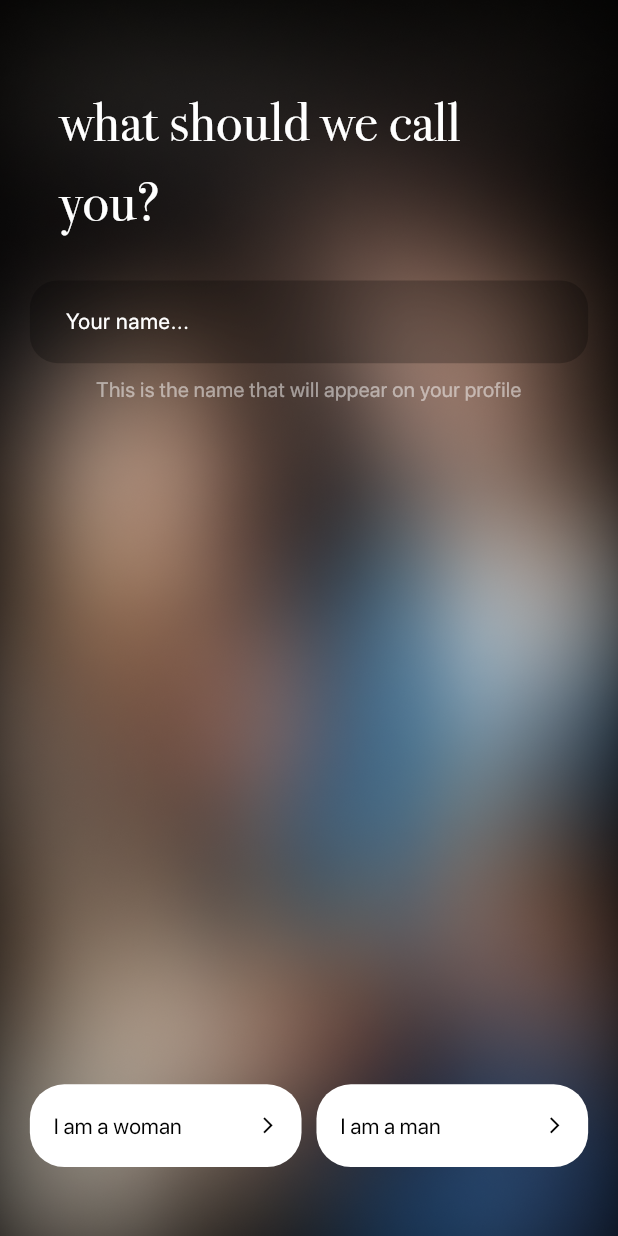
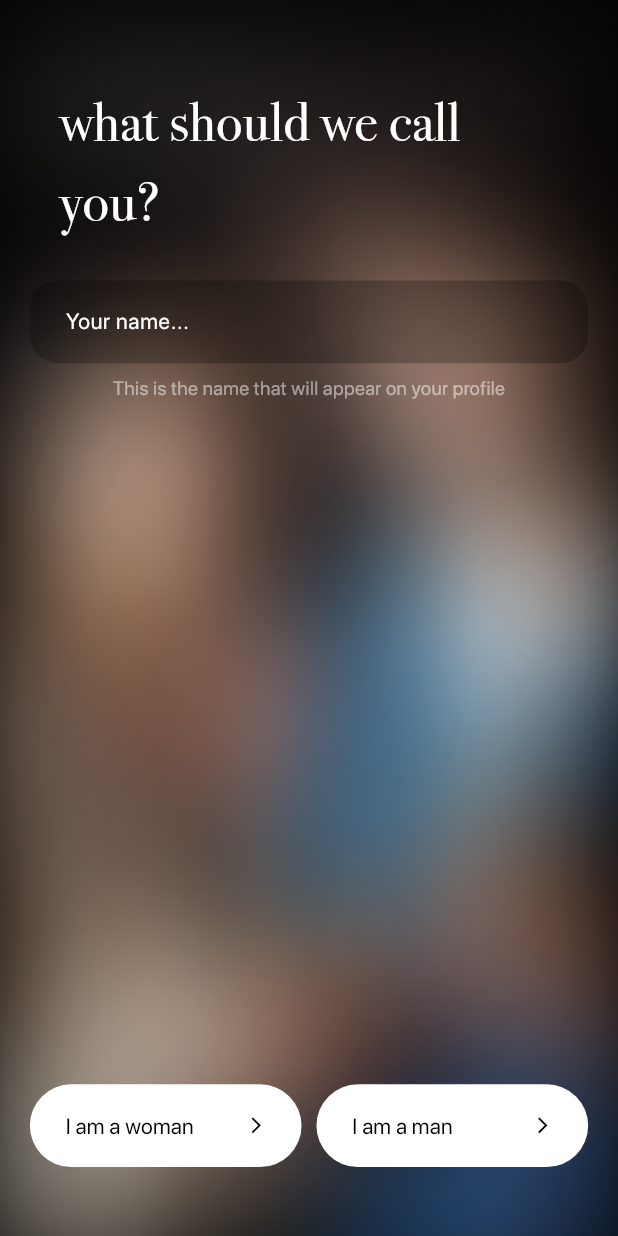
Before and after one commit to hoangduchuu/the_sign_in, a Flutter app: the UsernameInputScreen screen opened by its route, on a phone screen of 412 x 824 dp. Run offline on Flutter 3.47's test engine with Material 3 defaults, Android fonts, the phone set to English and light mode, and no system bars; drawn by our look-alikes of auto_size_text; our stand-ins replace flutter_screenutil, flutter_svg, gap, get.

Commit message:
[UI] update specs

```diff
--- a/lib/ui/component/custom_button.dart
+++ b/lib/ui/component/custom_button.dart
@@ -30,12 +30,9 @@ class CustomButton extends StatelessWidget {
           foregroundColor: Colors.black,
           elevation: 0,
           shape: RoundedRectangleBorder(
-            borderRadius: BorderRadius.circular(25.r),
+            borderRadius: BorderRadius.circular(60.r),
           ),
-          padding: EdgeInsets.symmetric(
-            horizontal: 16.w,
-            vertical: 14.h,
-          ),
+          padding: EdgeInsets.symmetric(horizontal: 24.w),
         ),
         child: Stack(
           children: [
--- a/lib/ui/component/signin_with_apple_button.dart
+++ b/lib/ui/component/signin_with_apple_button.dart
@@ -26,7 +26,7 @@ class SignInWithAppleButton extends StatelessWidget {
             elevation: 0,
             padding: EdgeInsets.zero,
             shape: RoundedRectangleBorder(
-              borderRadius: BorderRadius.circular(22.r), // Half of height
+              borderRadius: BorderRadius.circular(30.r), // Half of height
             ),
           ),
           child: Row(
--- a/lib/ui/screen/username_input/username_input_screen.dart
+++ b/lib/ui/screen/username_input/username_input_screen.dart
@@ -36,14 +36,14 @@ class UsernameInputScreen extends StatelessWidget {
                         keyboardType: TextInputType.text,
                       ),
                       Gap(8.h),
-                      const Opacity(
+                      Opacity(
                         opacity: 0.50,
                         child: Text(
                           'This is the name that will appear on your profile',
                           textAlign: TextAlign.center,
                           style: TextStyle(
                             color: Colors.white,
-                            fontSize: 14,
+                            fontSize: 14.sp,
                             fontFamily: 'SFProText',
                             fontWeight: FontWeight.w400,
                           ),
```
Also changed, not shown: pubspec.lock.
